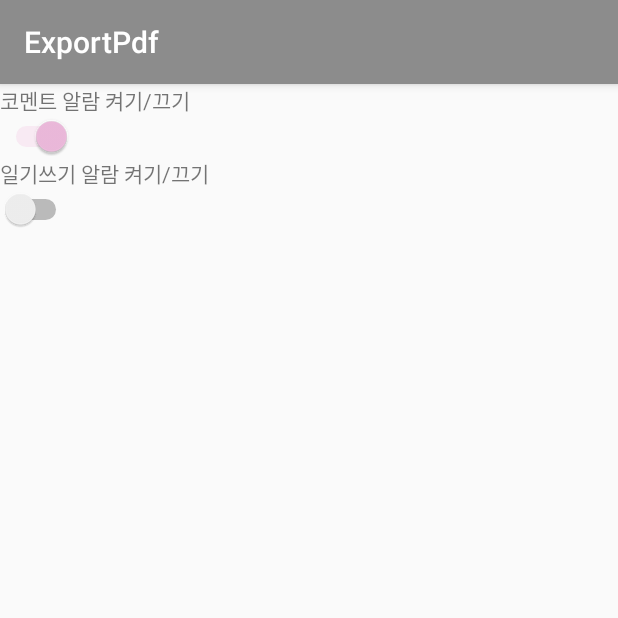
After one commit to cloudysunny/tenD_exportPDF, an Android app: the AlarmSetting screen opened directly, with no data from a screen before it, on a phone screen of 412 x 824 dp, the top half of it. The commit adds this screen. Run offline under Robolectric (Android 15) with nearby library versions, the light colour scheme and no system bars; Roboto replaces fonts that are not available here.

Commit message:
1. 일기 쓰고 저장할 때 코멘트 알람 설정 실행되도록 수정 2. 알람설정 페이지 추가

```diff
--- /dev/null
+++ b/app/src/main/java/bravous/tend/com/exportpdf/AlarmSetting.java
@@ -0,0 +1,35 @@
+package bravous.tend.com.exportpdf;
+
+import android.support.v7.app.AppCompatActivity;
+import android.os.Bundle;
+import android.widget.CompoundButton;
+import android.widget.Switch;
+
+public class AlarmSetting extends AppCompatActivity {
+
+    @Override
+    protected void onCreate(Bundle savedInstanceState) {
+        super.onCreate(savedInstanceState);
+        setContentView(R.layout.activity_alarm_setting);
+
+        Switch switch1 = (Switch)findViewById(R.id.switch1);
+        Switch switch2 = (Switch)findViewById(R.id.switch2);
+
+        switch1.setChecked(true);
+        switch1.setChecked(true);
+
+        switch1.setOnCheckedChangeListener(new CompoundButton.OnCheckedChangeListener() {
+            @Override
+            public void onCheckedChanged(CompoundButton compoundButton, boolean b) {
+
+            }
+        });
+
+        switch2.setOnCheckedChangeListener(new CompoundButton.OnCheckedChangeListener() {
+            @Override
+            public void onCheckedChanged(CompoundButton compoundButton, boolean b) {
+
+            }
+        });
+    }
+}
--- a/app/src/main/java/bravous/tend/com/exportpdf/DiaryFragment.java
+++ b/app/src/main/java/bravous/tend/com/exportpdf/DiaryFragment.java
@@ -142,4 +142,5 @@ public class DiaryFragment extends Fragment {
     }
 
 
+
 }
--- /dev/null
+++ b/app/src/main/res/layout/activity_alarm_setting.xml
@@ -0,0 +1,29 @@
+<?xml version="1.0" encoding="utf-8"?>
+<LinearLayout xmlns:android="http://schemas.android.com/apk/res/android"
+    xmlns:app="http://schemas.android.com/apk/res-auto"
+    xmlns:tools="http://schemas.android.com/tools"
+    android:layout_width="match_parent"
+    android:layout_height="match_parent"
+    android:orientation="vertical"
+    tools:context="bravous.tend.com.exportpdf.AlarmSetting">
+
+    <TextView
+    android:id="@+id/text1"
+    android:layout_width="wrap_content"
+    android:layout_height="wrap_content"
+    android:text="코멘트 알람 켜기/끄기"/>
+    <Switch
+        android:id="@+id/switch1"
+        android:layout_width="wrap_content"
+        android:layout_height="wrap_content" />
+
+    <TextView
+        android:id="@+id/text2"
+        android:layout_width="wrap_content"
+        android:layout_height="wrap_content"
+        android:text="일기쓰기 알람 켜기/끄기"/>
+    <Switch
+        android:id="@+id/switch2"
+        android:layout_width="wrap_content"
+        android:layout_height="wrap_content" />
+</LinearLayout>
--- a/app/src/main/res/layout/activity_main.xml
+++ b/app/src/main/res/layout/activity_main.xml
@@ -27,4 +27,10 @@
         android:layout_width="wrap_content"
         android:layout_height="wrap_content"
         android:text="PDF로 내보내기"/>
+
+    <Button
+        android:id="@+id/alramSetting"
+        android:layout_width="wrap_content"
+        android:layout_height="wrap_content"
+        android:text="알림 설정"/>
 </LinearLayout>
```
Also changed, not shown: app/src/main/AndroidManifest.xml (+10 -1 lines), app/src/main/java/bravous/tend/com/exportpdf/MainActivity.java (+11 -2 lines), app/src/main/java/bravous/tend/com/exportpdf/MyReceiver.java (added, +50 -0 lines), app/src/main/java/bravous/tend/com/exportpdf/ViewDiaryActivity.java (+14 -2 lines), app/src/main/java/bravous/tend/com/exportpdf/writeNewDiary.java (+18 -1 lines).
